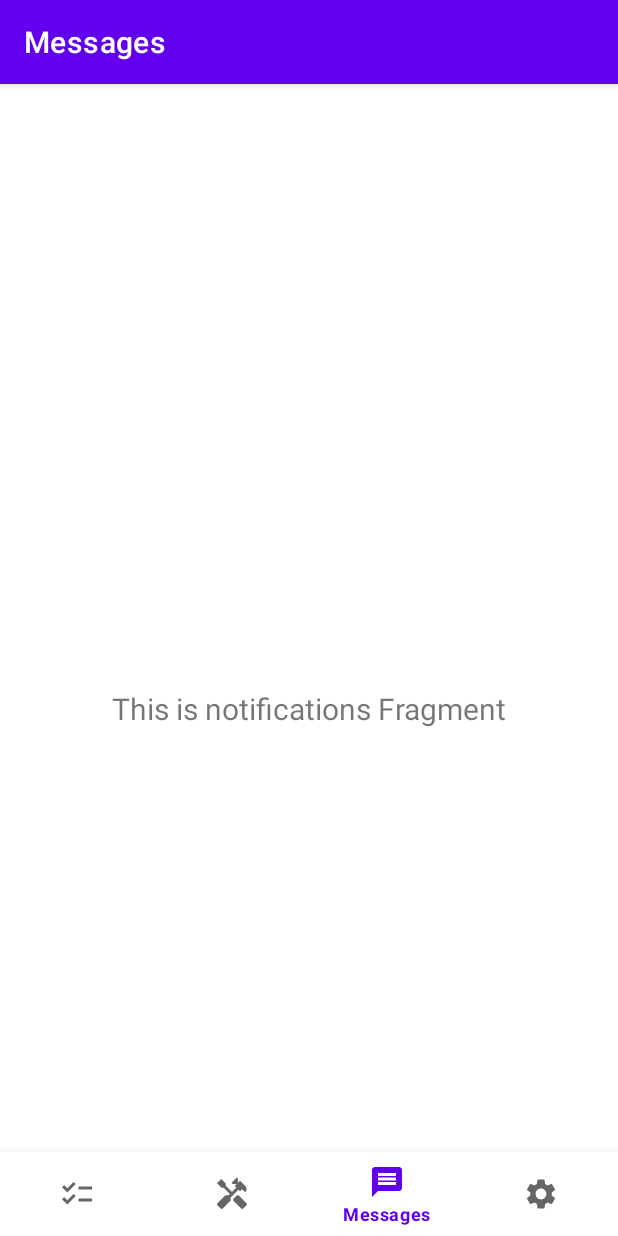
After one commit to yjshin229/CS501ProjectApp, an Android app: the MessagesFragment screen opened through its navigation route, on a phone screen of 412 x 824 dp. The commit adds this screen. Run offline under Robolectric (Android 15) with nearby library versions, the phone set to English and light mode, and no system bars; our stand-ins replace navigation-ui.

Commit message:
implement basic nav tabs

```diff
--- a/app/build.gradle.kts
+++ b/app/build.gradle.kts
@@ -5,12 +5,12 @@ plugins {
 
 android {
     namespace = "com.example.taskterriers"
-    compileSdk = 33
+    compileSdk = 34
 
     defaultConfig {
         applicationId = "com.example.taskterriers"
         minSdk = 30
-        targetSdk = 33
+        targetSdk = 34
         versionCode = 1
         versionName = "1.0"
 
--- a/app/src/main/java/com/example/taskterriers/MainActivity.kt
+++ b/app/src/main/java/com/example/taskterriers/MainActivity.kt
@@ -26,7 +26,7 @@ class MainActivity : AppCompatActivity() {
         // menu should be considered as top level destinations.
         val appBarConfiguration = AppBarConfiguration(
             setOf(
-                R.id.navigation_home, R.id.navigation_dashboard, R.id.navigation_notifications
+                R.id.navigation_requests, R.id.navigation_services, R.id.navigation_messages, R.id.navigation_settings
             )
         )
         setupActionBarWithNavController(navController, appBarConfiguration)
--- /dev/null
+++ b/app/src/main/java/com/example/taskterriers/ui/messages/MessagesFragment.kt
@@ -0,0 +1,42 @@
+package com.example.taskterriers.ui.messages
+
+import android.os.Bundle
+import android.view.LayoutInflater
+import android.view.View
+import android.view.ViewGroup
+import android.widget.TextView
+import androidx.fragment.app.Fragment
+import androidx.lifecycle.ViewModelProvider
+import com.example.taskterriers.databinding.FragmentMessagesBinding
+
+class MessagesFragment : Fragment() {
+
+    private var _binding: FragmentMessagesBinding? = null
+
+    // This property is only valid between onCreateView and
+    // onDestroyView.
+    private val binding get() = _binding!!
+
+    override fun onCreateView(
+        inflater: LayoutInflater,
+        container: ViewGroup?,
+        savedInstanceState: Bundle?
+    ): View {
+        val messagesViewModel =
+            ViewModelProvider(this).get(MessagesViewModel::class.java)
+
+        _binding = FragmentMessagesBinding.inflate(inflater, container, false)
+        val root: View = binding.root
+
+        val textView: TextView = binding.textMessages
+        messagesViewModel.text.observe(viewLifecycleOwner) {
+            textView.text = it
+        }
+        return root
+    }
+
+    override fun onDestroyView() {
+        super.onDestroyView()
+        _binding = null
+    }
+}
--- a/app/src/main/java/com/example/taskterriers/ui/home/HomeViewModel.kt
+++ b/app/src/main/java/com/example/taskterriers/ui/messages/MessagesViewModel.kt
@@ -1,13 +1,13 @@
-package com.example.taskterriers.ui.home
+package com.example.taskterriers.ui.messages
 
 import androidx.lifecycle.LiveData
 import androidx.lifecycle.MutableLiveData
 import androidx.lifecycle.ViewModel
 
-class HomeViewModel : ViewModel() {
+class MessagesViewModel : ViewModel() {
 
     private val _text = MutableLiveData<String>().apply {
-        value = "This is home Fragment"
+        value = "This is notifications Fragment"
     }
     val text: LiveData<String> = _text
 }
--- a/app/src/main/java/com/example/taskterriers/ui/notifications/NotificationsFragment.kt
+++ b/app/src/main/java/com/example/taskterriers/ui/requests/RequestsFragment.kt
@@ -1,4 +1,4 @@
-package com.example.taskterriers.ui.notifications
+package com.example.taskterriers.ui.requests
 
 import android.os.Bundle
 import android.view.LayoutInflater
@@ -7,11 +7,11 @@ import android.view.ViewGroup
 import android.widget.TextView
 import androidx.fragment.app.Fragment
 import androidx.lifecycle.ViewModelProvider
-import com.example.taskterriers.databinding.FragmentNotificationsBinding
+import com.example.taskterriers.databinding.FragmentRequestsBinding
 
-class NotificationsFragment : Fragment() {
+class RequestsFragment : Fragment() {
 
-    private var _binding: FragmentNotificationsBinding? = null
+    private var _binding: FragmentRequestsBinding? = null
 
     // This property is only valid between onCreateView and
     // onDestroyView.
@@ -22,14 +22,14 @@ class NotificationsFragment : Fragment() {
         container: ViewGroup?,
         savedInstanceState: Bundle?
     ): View {
-        val notificationsViewModel =
-            ViewModelProvider(this).get(NotificationsViewModel::class.java)
+        val requestsViewModel =
+            ViewModelProvider(this).get(RequestsViewModel::class.java)
 
-        _binding = FragmentNotificationsBinding.inflate(inflater, container, false)
+        _binding = FragmentRequestsBinding.inflate(inflater, container, false)
         val root: View = binding.root
 
-        val textView: TextView = binding.textNotifications
-        notificationsViewModel.text.observe(viewLifecycleOwner) {
+        val textView: TextView = binding.textRequests
+        requestsViewModel.text.observe(viewLifecycleOwner) {
             textView.text = it
         }
         return root
--- /dev/null
+++ b/app/src/main/java/com/example/taskterriers/ui/requests/RequestsViewModel.kt
@@ -0,0 +1,13 @@
+package com.example.taskterriers.ui.requests
+
+import androidx.lifecycle.LiveData
+import androidx.lifecycle.MutableLiveData
+import androidx.lifecycle.ViewModel
+
+class RequestsViewModel : ViewModel() {
+
+    private val _text = MutableLiveData<String>().apply {
+        value = "This is dashboard Fragment"
+    }
+    val text: LiveData<String> = _text
+}
--- a/app/src/main/java/com/example/taskterriers/ui/notifications/NotificationsViewModel.kt
+++ b/app/src/main/java/com/example/taskterriers/ui/services/ServicesViewModel.kt
@@ -1,13 +1,13 @@
-package com.example.taskterriers.ui.notifications
+package com.example.taskterriers.ui.services
 
 import androidx.lifecycle.LiveData
 import androidx.lifecycle.MutableLiveData
 import androidx.lifecycle.ViewModel
 
-class NotificationsViewModel : ViewModel() {
+class ServicesViewModel : ViewModel() {
 
     private val _text = MutableLiveData<String>().apply {
-        value = "This is notifications Fragment"
+        value = "This is home Fragment"
     }
     val text: LiveData<String> = _text
 }
--- /dev/null
+++ b/app/src/main/res/drawable/baseline_checklist_24.xml
@@ -0,0 +1,5 @@
+<vector android:height="24dp" android:tint="#000000"
+    android:viewportHeight="24" android:viewportWidth="24"
+    android:width="24dp" xmlns:android="http://schemas.android.com/apk/res/android">
+    <path android:fillColor="@android:color/white" android:pathData="M22,7h-9v2h9V7zM22,15h-9v2h9V15zM5.54,11L2,7.46l1.41,-1.41l2.12,2.12l4.24,-4.24l1.41,1.41L5.54,11zM5.54,19L2,15.46l1.41,-1.41l2.12,2.12l4.24,-4.24l1.41,1.41L5.54,19z"/>
+</vector>
--- /dev/null
+++ b/app/src/main/res/drawable/baseline_handyman_24.xml
@@ -0,0 +1,6 @@
+<vector android:height="24dp" android:tint="#000000"
+    android:viewportHeight="24" android:viewportWidth="24"
+    android:width="24dp" xmlns:android="http://schemas.android.com/apk/res/android">
+    <path android:fillColor="@android:color/white" android:pathData="M21.67,18.17l-5.3,-5.3h-0.99l-2.54,2.54v0.99l5.3,5.3c0.39,0.39 1.02,0.39 1.41,0l2.12,-2.12C22.06,19.2 22.06,18.56 21.67,18.17z"/>
+    <path android:fillColor="@android:color/white" android:pathData="M17.34,10.19l1.41,-1.41l2.12,2.12c1.17,-1.17 1.17,-3.07 0,-4.24l-3.54,-3.54l-1.41,1.41V1.71L15.22,1l-3.54,3.54l0.71,0.71h2.83l-1.41,1.41l1.06,1.06l-2.89,2.89L7.85,6.48V5.06L4.83,2.04L2,4.87l3.03,3.03h1.41l4.13,4.13l-0.85,0.85H7.6l-5.3,5.3c-0.39,0.39 -0.39,1.02 0,1.41l2.12,2.12c0.39,0.39 1.02,0.39 1.41,0l5.3,-5.3v-2.12l5.15,-5.15L17.34,10.19z"/>
+</vector>
--- /dev/null
+++ b/app/src/main/res/drawable/baseline_message_24.xml
@@ -0,0 +1,5 @@
+<vector android:height="24dp" android:tint="#000000"
+    android:viewportHeight="24" android:viewportWidth="24"
+    android:width="24dp" xmlns:android="http://schemas.android.com/apk/res/android">
+    <path android:fillColor="@android:color/white" android:pathData="M20,2L4,2c-1.1,0 -1.99,0.9 -1.99,2L2,22l4,-4h14c1.1,0 2,-0.9 2,-2L22,4c0,-1.1 -0.9,-2 -2,-2zM18,14L6,14v-2h12v2zM18,11L6,11L6,9h12v2zM18,8L6,8L6,6h12v2z"/>
+</vector>
--- /dev/null
+++ b/app/src/main/res/drawable/baseline_settings_24.xml
@@ -0,0 +1,5 @@
+<vector android:height="24dp" android:tint="#000000"
+    android:viewportHeight="24" android:viewportWidth="24"
+    android:width="24dp" xmlns:android="http://schemas.android.com/apk/res/android">
+    <path android:fillColor="@android:color/white" android:pathData="M19.14,12.94c0.04,-0.3 0.06,-0.61 0.06,-0.94c0,-0.32 -0.02,-0.64 -0.07,-0.94l2.03,-1.58c0.18,-0.14 0.23,-0.41 0.12,-0.61l-1.92,-3.32c-0.12,-0.22 -0.37,-0.29 -0.59,-0.22l-2.39,0.96c-0.5,-0.38 -1.03,-0.7 -1.62,-0.94L14.4,2.81c-0.04,-0.24 -0.24,-0.41 -0.48,-0.41h-3.84c-0.24,0 -0.43,0.17 -0.47,0.41L9.25,5.35C8.66,5.59 8.12,5.92 7.63,6.29L5.24,5.33c-0.22,-0.08 -0.47,0 -0.59,0.22L2.74,8.87C2.62,9.08 2.66,9.34 2.86,9.48l2.03,1.58C4.84,11.36 4.8,11.69 4.8,12s0.02,0.64 0.07,0.94l-2.03,1.58c-0.18,0.14 -0.23,0.41 -0.12,0.61l1.92,3.32c0.12,0.22 0.37,0.29 0.59,0.22l2.39,-0.96c0.5,0.38 1.03,0.7 1.62,0.94l0.36,2.54c0.05,0.24 0.24,0.41 0.48,0.41h3.84c0.24,0 0.44,-0.17 0.47,-0.41l0.36,-2.54c0.59,-0.24 1.13,-0.56 1.62,-0.94l2.39,0.96c0.22,0.08 0.47,0 0.59,-0.22l1.92,-3.32c0.12,-0.22 0.07,-0.47 -0.12,-0.61L19.14,12.94zM12,15.6c-1.98,0 -3.6,-1.62 -3.6,-3.6s1.62,-3.6 3.6,-3.6s3.6,1.62 3.6,3.6S13.98,15.6 12,15.6z"/>
+</vector>
--- a/app/src/main/res/layout/fragment_messages.xml
+++ b/app/src/main/res/layout/fragment_messages.xml
@@ -4,10 +4,10 @@
     xmlns:tools="http://schemas.android.com/tools"
     android:layout_width="match_parent"
     android:layout_height="match_parent"
-    tools:context=".ui.notifications.NotificationsFragment">
+    tools:context=".ui.messages.MessagesFragment">
 
     <TextView
-        android:id="@+id/text_notifications"
+        android:id="@+id/text_messages"
         android:layout_width="match_parent"
         android:layout_height="wrap_content"
         android:layout_marginStart="8dp"
--- a/app/src/main/res/layout/fragment_requests.xml
+++ b/app/src/main/res/layout/fragment_requests.xml
@@ -4,10 +4,10 @@
     xmlns:tools="http://schemas.android.com/tools"
     android:layout_width="match_parent"
     android:layout_height="match_parent"
-    tools:context=".ui.home.HomeFragment">
+    tools:context=".ui.services.ServicesFragment">
 
     <TextView
-        android:id="@+id/text_home"
+        android:id="@+id/text_requests"
         android:layout_width="match_parent"
         android:layout_height="wrap_content"
         android:layout_marginStart="8dp"
--- a/app/src/main/res/layout/fragment_services.xml
+++ b/app/src/main/res/layout/fragment_services.xml
@@ -4,10 +4,10 @@
     xmlns:tools="http://schemas.android.com/tools"
     android:layout_width="match_parent"
     android:layout_height="match_parent"
-    tools:context=".ui.dashboard.DashboardFragment">
+    tools:context=".ui.requests.RequestsFragment">
 
     <TextView
-        android:id="@+id/text_dashboard"
+        android:id="@+id/text_services"
         android:layout_width="match_parent"
         android:layout_height="wrap_content"
         android:layout_marginStart="8dp"
--- a/app/src/main/res/menu/bottom_nav_menu.xml
+++ b/app/src/main/res/menu/bottom_nav_menu.xml
@@ -2,18 +2,22 @@
 <menu xmlns:android="http://schemas.android.com/apk/res/android">
 
     <item
-        android:id="@+id/navigation_home"
-        android:icon="@drawable/ic_home_black_24dp"
-        android:title="@string/title_home" />
+        android:id="@+id/navigation_requests"
+        android:icon="@drawable/baseline_checklist_24"
+        android:title="@string/title_requests" />
 
     <item
-        android:id="@+id/navigation_dashboard"
-        android:icon="@drawable/ic_dashboard_black_24dp"
-        android:title="@string/title_dashboard" />
+        android:id="@+id/navigation_services"
+        android:icon="@drawable/baseline_handyman_24"
+        android:title="@string/title_services" />
 
     <item
-        android:id="@+id/navigation_notifications"
-        android:icon="@drawable/ic_notifications_black_24dp"
-        android:title="@string/title_notifications" />
+        android:id="@+id/navigation_messages"
+        android:icon="@drawable/baseline_message_24"
+        android:title="@string/title_messages" />
+    <item
+        android:id="@+id/navigation_settings"
+        android:icon="@drawable/baseline_settings_24"
+        android:title="@string/title_settings" />
 
 </menu>
--- a/app/src/main/res/navigation/mobile_navigation.xml
+++ b/app/src/main/res/navigation/mobile_navigation.xml
@@ -7,24 +7,24 @@
 
     <fragment
         android:id="@+id/navigation_requests"
-        android:name="com.example.taskterriers.ui.home.HomeFragment"
+        android:name="com.example.taskterriers.ui.requests.RequestsFragment"
         android:label="@string/title_requests"
         tools:layout="@layout/fragment_requests" />
 
     <fragment
-        android:id="@+id/navigation_Requests"
-        android:name="com.example.taskterriers.ui.dashboard.DashboardFragment"
+        android:id="@+id/navigation_services"
+        android:name="com.example.taskterriers.ui.services.ServicesFragment"
         android:label="@string/title_services"
         tools:layout="@layout/fragment_services" />
 
     <fragment
         android:id="@+id/navigation_messages"
-        android:name="com.example.taskterriers.ui.notifications.NotificationsFragment"
+        android:name="com.example.taskterriers.ui.messages.MessagesFragment"
         android:label="@string/title_messages"
         tools:layout="@layout/fragment_messages" />
     <fragment
         android:id="@+id/navigation_settings"
-        android:name="com.example.taskterriers.ui.notifications.NotificationsFragment"
+        android:name="com.example.taskterriers.ui.settings.SettingsFragment"
         android:label="@string/title_settings"
         tools:layout="@layout/fragment_settings" />
 </navigation>
```
Also changed, not shown: app/src/main/java/com/example/taskterriers/ui/services/ServicesFragment.kt (renamed from app/src/main/java/com/example/taskterriers/ui/dashboard/DashboardFragment.kt, +9 -9 lines), app/src/main/java/com/example/taskterriers/ui/settings/SettingsFragment.kt (renamed from app/src/main/java/com/example/taskterriers/ui/home/HomeFragment.kt, +10 -10 lines), app/src/main/java/com/example/taskterriers/ui/settings/SettingsViewModel.kt (renamed from app/src/main/java/com/example/taskterriers/ui/dashboard/DashboardViewModel.kt, +3 -4 lines), app/src/main/res/layout/fragment_settings.xml (+18 -1 lines).
